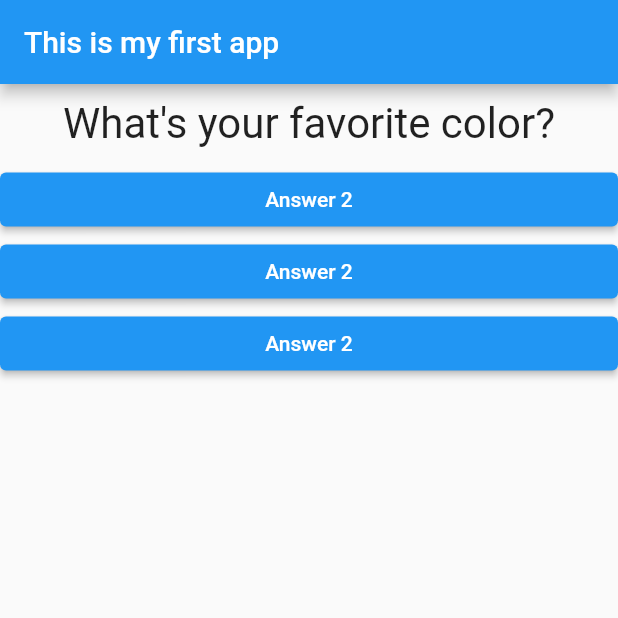
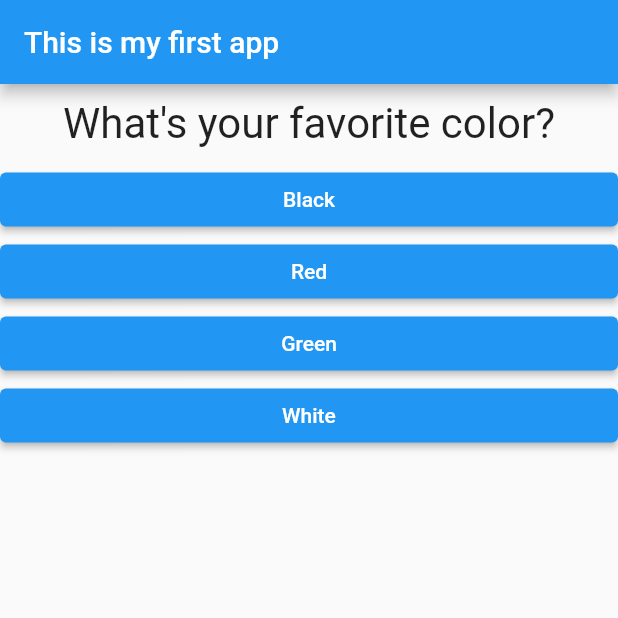
Before and after one commit to MohamedFaalil/flutter_basic_app, a Flutter app: the screen it shows after launch, on a phone screen of 412 x 824 dp, the top half of it. Run offline on Flutter 3.47's test engine with Material 2 defaults, Android fonts, the phone set to English and light mode, and no system bars.

```diff
--- a/lib/answer.dart
+++ b/lib/answer.dart
@@ -5,7 +5,9 @@ import 'package:flutter/material.dart';
 
 class Answer extends StatelessWidget {
   final Function selectHandler;
-  const Answer(this.selectHandler, {Key? key}) : super(key: key);
+  final String answerText;
+  const Answer(this.selectHandler, this.answerText, {Key? key})
+      : super(key: key);
 
   @override
   Widget build(BuildContext context) {
@@ -15,7 +17,7 @@ class Answer extends StatelessWidget {
         onPressed: () {
           selectHandler();
         },
-        child: const Text("Answer 2"),
+        child: Text(answerText),
       ),
     );
   }
--- a/lib/main.dart
+++ b/lib/main.dart
@@ -66,9 +66,9 @@ class _BasicAppState extends State<BasicApp> {
         body: Column(
           children: [
             Question(questionText: questions[_questionIndex]['questionText']),
-            Answer(_answerQuestion),
-            Answer(_answerQuestion),
-            Answer(_answerQuestion),
+            ...(questions[_questionIndex]['answers'] as List).map((eachAnswer) {
+              return Answer(_answerQuestion, eachAnswer);
+            }).toList(),
           ],
         ),
       ),
```
